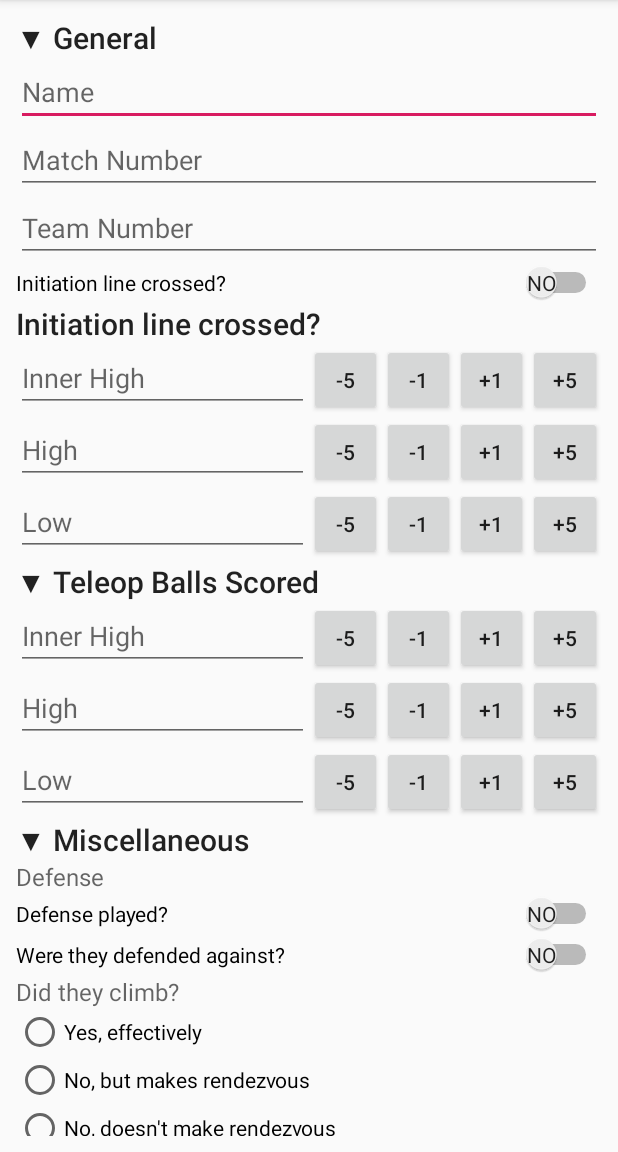
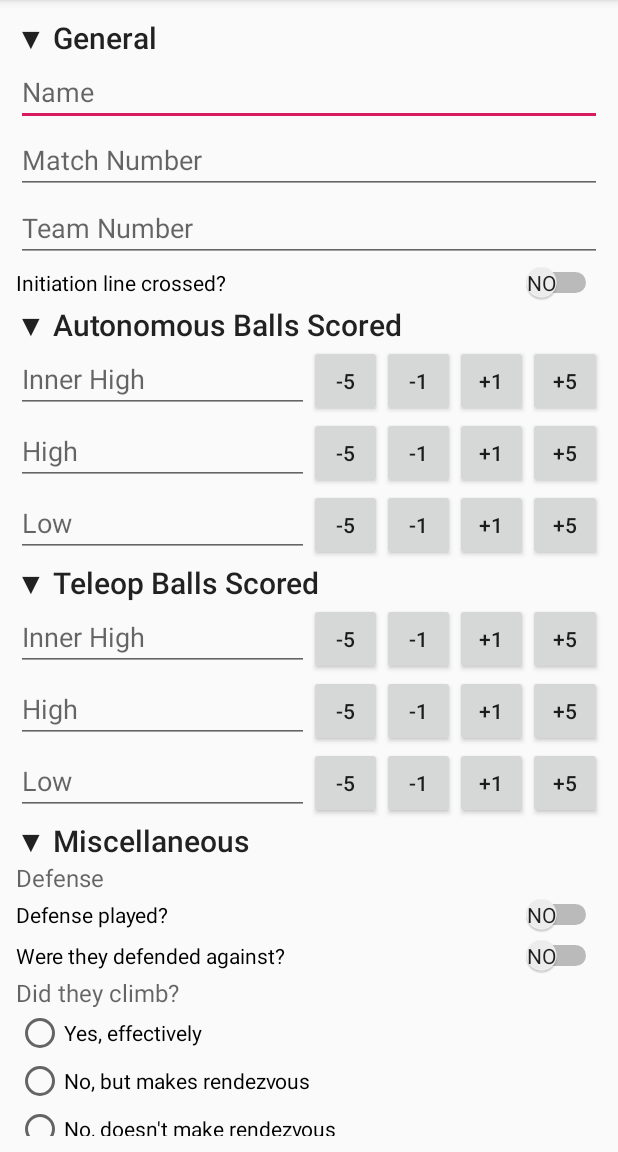
Before and after one commit to PixelGaMERCaT/InfiniteScouting, an Android app: the screen it shows after launch (MainActivity), on a phone screen of 412 x 824 dp, the part 84-1236 px from its top. Run offline under Robolectric (Android 15) with nearby library versions, the light colour scheme and no system bars.

Commit message:
Fixed visual bug

```diff
--- a/app/src/main/res/layout/linear_layout.xml
+++ b/app/src/main/res/layout/linear_layout.xml
@@ -54,7 +54,7 @@
         android:layout_width="match_parent"
         android:layout_height="wrap_content"
         android:onClick="autoView"
-        android:text="@string/initiation_line_crossed"
+        android:text="@string/autonomous_balls_scored_open"
         android:textAppearance="@android:style/TextAppearance.DeviceDefault.DialogWindowTitle" />
 
     <LinearLayout
```
